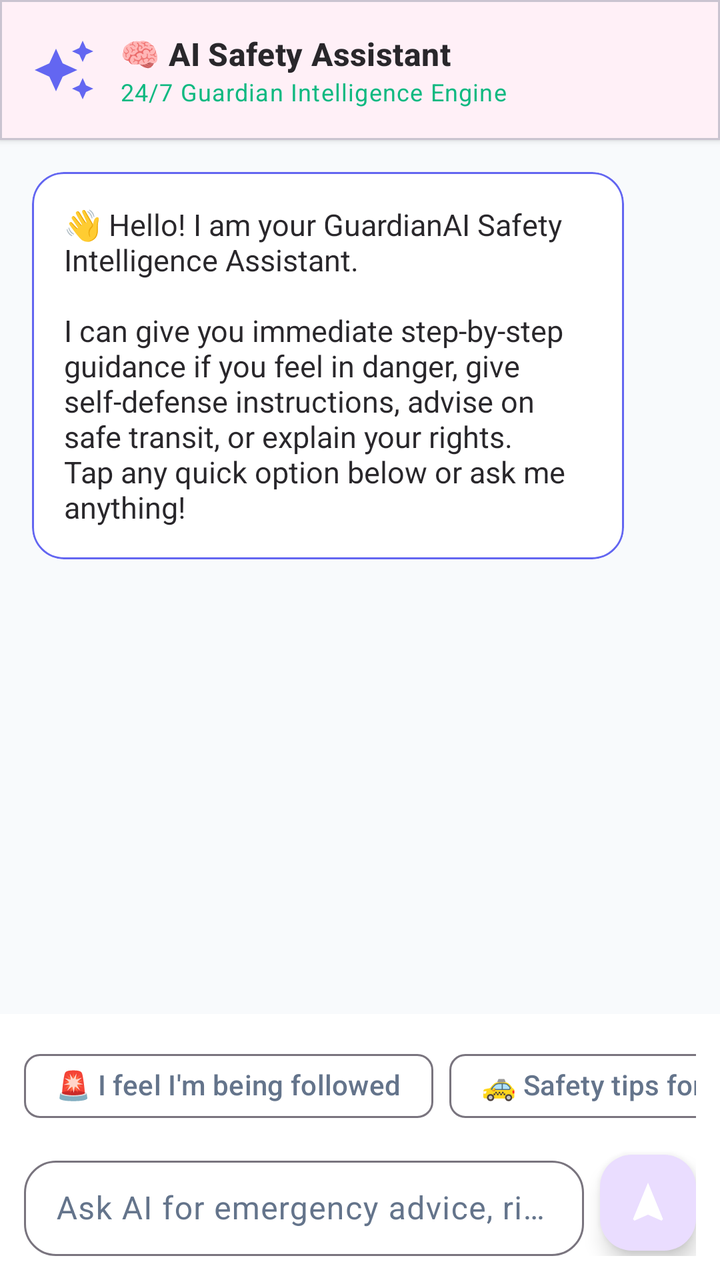
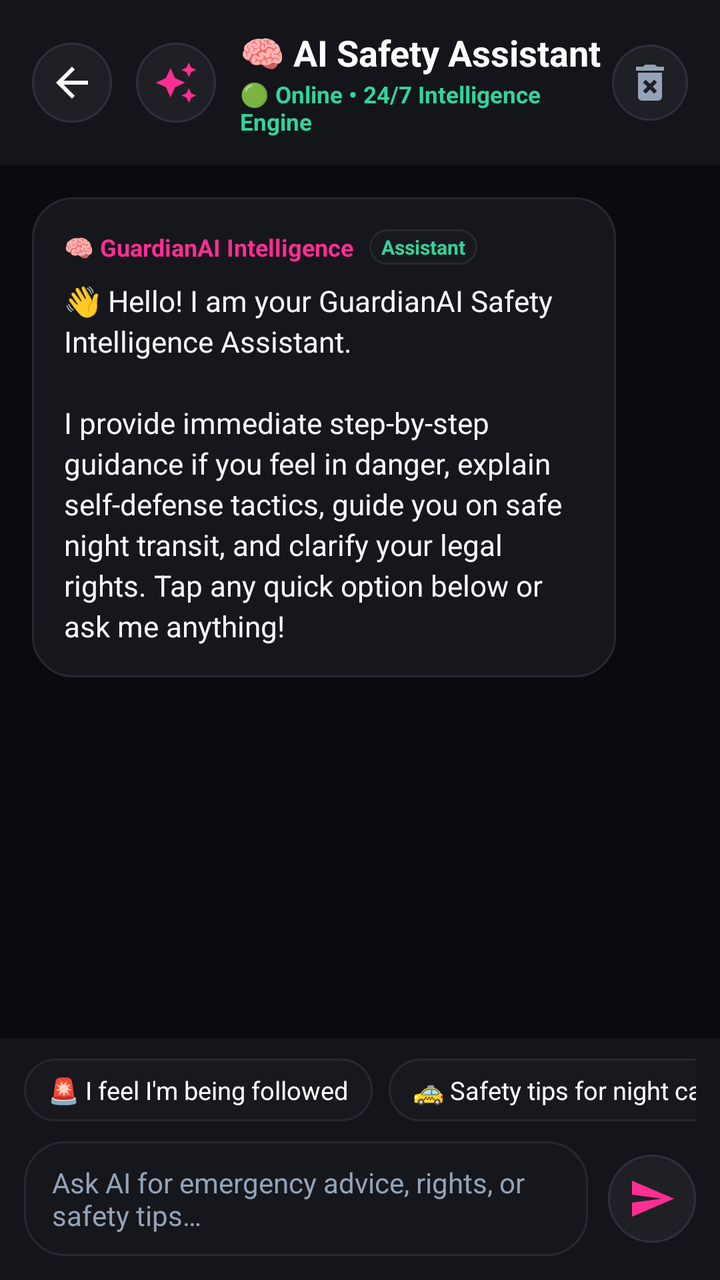

Screens rendered from an Android XML layout before and after an edit, with the pre-edit source and the edit as a unified diff.
<!-- AndroidManifest.xml: application theme Theme.SheGuard -->
<!-- res/layout/fragment_ai_assistant.xml -->
<?xml version="1.0" encoding="utf-8"?>
<RelativeLayout xmlns:android="http://schemas.android.com/apk/res/android"
    xmlns:app="http://schemas.android.com/apk/res-auto"
    android:layout_width="match_parent"
    android:layout_height="match_parent"
    android:background="@color/surface_background">

    
    <com.google.android.material.card.MaterialCardView
        android:id="@+id/card_ai_header"
        android:layout_width="match_parent"
        android:layout_height="wrap_content"
        android:layout_alignParentTop="true"
        app:cardBackgroundColor="@color/surface_card"
        app:cardCornerRadius="0dp"
        app:cardElevation="2dp">

        <LinearLayout
            android:layout_width="match_parent"
            android:layout_height="wrap_content"
            android:gravity="center_vertical"
            android:orientation="horizontal"
            android:padding="16dp">

            <ImageView
                android:layout_width="32dp"
                android:layout_height="32dp"
                android:src="@drawable/ic_ai_assistant"
                app:tint="#6366F1" />

            <LinearLayout
                android:layout_width="0dp"
                android:layout_height="wrap_content"
                android:layout_marginStart="12dp"
                android:layout_weight="1"
                android:orientation="vertical">

                <TextView
                    style="@style/TextAppearance.Material3.TitleMedium"
                    android:layout_width="wrap_content"
                    android:layout_height="wrap_content"
                    android:text="@string/ai_assistant_title"
                    android:textColor="@color/text_color_primary"
                    android:textStyle="bold" />

                <TextView
                    style="@style/TextAppearance.Material3.BodySmall"
                    android:layout_width="wrap_content"
                    android:layout_height="wrap_content"
                    android:text="24/7 Guardian Intelligence Engine"
                    android:textColor="#10B981" />
            </LinearLayout>

        </LinearLayout>
    </com.google.android.material.card.MaterialCardView>

    
    <androidx.core.widget.NestedScrollView
        android:id="@+id/scroll_ai_chat"
        android:layout_width="match_parent"
        android:layout_height="match_parent"
        android:layout_above="@id/layout_quick_and_input"
        android:layout_below="@id/card_ai_header"
        android:padding="16dp">

        <LinearLayout
            android:id="@+id/layout_messages_container"
            android:layout_width="match_parent"
            android:layout_height="wrap_content"
            android:orientation="vertical">

            
            <com.google.android.material.card.MaterialCardView
                android:layout_width="match_parent"
                android:layout_height="wrap_content"
                android:layout_marginEnd="32dp"
                android:layout_marginBottom="12dp"
                app:cardBackgroundColor="@color/surface_card"
                app:cardCornerRadius="16dp"
                app:strokeColor="#6366F1"
                app:strokeWidth="1dp">

                <TextView
                    android:layout_width="match_parent"
                    android:layout_height="wrap_content"
                    android:padding="16dp"
                    android:text="👋 Hello! I am your GuardianAI Safety Intelligence Assistant.\n\nI can give you immediate step-by-step guidance if you feel in danger, give self-defense instructions, advise on safe transit, or explain your rights. Tap any quick option below or ask me anything!"
                    android:textColor="@color/text_color_primary"
                    android:textSize="15sp" />
            </com.google.android.material.card.MaterialCardView>

        </LinearLayout>

    </androidx.core.widget.NestedScrollView>

    
    <LinearLayout
        android:id="@+id/layout_quick_and_input"
        android:layout_width="match_parent"
        android:layout_height="wrap_content"
        android:layout_alignParentBottom="true"
        android:background="@color/surface_card"
        android:orientation="vertical"
        android:padding="12dp">

        
        <HorizontalScrollView
            android:layout_width="match_parent"
            android:layout_height="wrap_content"
            android:layout_marginBottom="8dp"
            android:scrollbars="none">

            <com.google.android.material.chip.ChipGroup
                android:layout_width="wrap_content"
                android:layout_height="wrap_content"
                app:singleLine="true">

                <com.google.android.material.chip.Chip
                    android:id="@+id/chip_q1"
                    style="@style/Widget.Material3.Chip.Suggestion"
                    android:layout_width="wrap_content"
                    android:layout_height="wrap_content"
                    android:text="@string/ai_quick_q1" />

                <com.google.android.material.chip.Chip
                    android:id="@+id/chip_q2"
                    style="@style/Widget.Material3.Chip.Suggestion"
                    android:layout_width="wrap_content"
                    android:layout_height="wrap_content"
                    android:text="@string/ai_quick_q2" />

                <com.google.android.material.chip.Chip
                    android:id="@+id/chip_q3"
                    style="@style/Widget.Material3.Chip.Suggestion"
                    android:layout_width="wrap_content"
                    android:layout_height="wrap_content"
                    android:text="@string/ai_quick_q3" />

                <com.google.android.material.chip.Chip
                    android:id="@+id/chip_q4"
                    style="@style/Widget.Material3.Chip.Suggestion"
                    android:layout_width="wrap_content"
                    android:layout_height="wrap_content"
                    android:text="@string/ai_quick_q4" />

            </com.google.android.material.chip.ChipGroup>
        </HorizontalScrollView>

        
        <LinearLayout
            android:layout_width="match_parent"
            android:layout_height="wrap_content"
            android:gravity="center_vertical"
            android:orientation="horizontal">

            <com.google.android.material.textfield.TextInputLayout
                android:id="@+id/input_layout_ai"
                style="@style/Widget.Material3.TextInputLayout.OutlinedBox.Dense"
                android:layout_width="0dp"
                android:layout_height="wrap_content"
                android:layout_weight="1"
                android:hint="@string/ai_assistant_prompt_hint"
                app:boxCornerRadiusBottomEnd="16dp"
                app:boxCornerRadiusBottomStart="16dp"
                app:boxCornerRadiusTopEnd="16dp"
                app:boxCornerRadiusTopStart="16dp">

                <com.google.android.material.textfield.TextInputEditText
                    android:id="@+id/et_ai_prompt"
                    android:layout_width="match_parent"
                    android:layout_height="wrap_content"
                    android:maxLines="3" />
            </com.google.android.material.textfield.TextInputLayout>

            <com.google.android.material.floatingactionbutton.FloatingActionButton
                android:id="@+id/fab_send_ai"
                android:layout_width="wrap_content"
                android:layout_height="wrap_content"
                android:layout_marginStart="8dp"
                android:contentDescription="Send"
                android:src="@drawable/ic_navigation"
                app:fabCustomSize="48dp"
                app:tint="#FFFFFF" />

        </LinearLayout>

    </LinearLayout>

</RelativeLayout>
<!-- resources referenced by this layout -->
<resources>
  <color name="surface_background">#F8FAFC</color>
  <color name="surface_card">#FFFFFF</color>
  <!-- drawable ic_navigation (drawable) -->
  <vector xmlns:android="http://schemas.android.com/apk/res/android"
      android:width="24dp"
      android:height="24dp"
      android:viewportWidth="24"
      android:viewportHeight="24"
      android:tint="?attr/colorControlNormal">
      <path
          android:fillColor="@android:color/white"
          android:pathData="M12,2L4.5,20.29l0.71,0.71L12,18l6.79,3 0.71,-0.71z" />
  </vector>
  <string name="ai_assistant_prompt_hint">Ask AI for emergency advice, rights, or safety tips…</string>
  <string name="ai_assistant_title">🧠 AI Safety Assistant</string>
  <string name="ai_quick_q1">🚨 I feel I\'m being followed</string>
  <string name="ai_quick_q2">🚕 Safety tips for night cab</string>
  <string name="ai_quick_q3">🥋 Key self-defense moves</string>
  <string name="ai_quick_q4">⚖️ My legal rights in public</string>
  <style name="Theme.SheGuard" parent="Base.Theme.SheGuard" />
  <color name="accent_pink">#FF2E93</color>
  <color name="colorPrimaryDark">#D81173</color>
  <color name="colorPinkSubtle">#26FF2E93</color>
  <color name="textColorPrimary">#0F172A</color>
  <color name="color_surface_variant">#F1F5F9</color>
  <color name="textColorSecondary">#64748B</color>
  <style name="Widget.SheGuard.RadioButton.Pink" parent="Widget.MaterialComponents.CompoundButton.RadioButton">
          <item name="materialThemeOverlay">@style/ThemeOverlay.SheGuard.RadioButton.Pink</item>
      </style>
  <style name="Widget.SheGuard.Switch.Pink" parent="Widget.Material3.CompoundButton.MaterialSwitch">
          <item name="thumbTint">@color/accent_pink</item>
      </style>
  <style name="Widget.SheGuard.Checkbox.Pink" parent="Widget.Material3.CompoundButton.CheckBox">
          <item name="buttonTint">@color/accent_pink</item>
      </style>
  <style name="ThemeOverlay.SheGuard.RadioButton.Pink" parent="">
          <item name="colorOnSurface">@color/accent_pink</item>
          <item name="colorSecondary">@color/accent_pink</item>
      </style>
  <!-- unchanged entries left out for length: 2 -->
</resources>

<!-- the commit's change to res/layout/fragment_ai_assistant.xml (unified diff, before → after) -->
@@ -1,66 +1,95 @@
 <?xml version="1.0" encoding="utf-8"?>
-<RelativeLayout xmlns:android="http://schemas.android.com/apk/res/android"
+<LinearLayout xmlns:android="http://schemas.android.com/apk/res/android"
     xmlns:app="http://schemas.android.com/apk/res-auto"
+    xmlns:tools="http://schemas.android.com/tools"
+    android:id="@+id/layout_ai_assistant_root"
     android:layout_width="match_parent"
     android:layout_height="match_parent"
-    android:background="@color/surface_background">
+    android:background="#0A0B0E"
+    android:orientation="vertical"
+    android:fitsSystemWindows="true"
+    tools:context=".ui.fragment.AiAssistantFragment">
 
     
-    <com.google.android.material.card.MaterialCardView
+    <LinearLayout
         android:id="@+id/card_ai_header"
         android:layout_width="match_parent"
         android:layout_height="wrap_content"
-        android:layout_alignParentTop="true"
-        app:cardBackgroundColor="@color/surface_card"
-        app:cardCornerRadius="0dp"
-        app:cardElevation="2dp">
+        android:background="#13151B"
+        android:orientation="horizontal"
+        android:gravity="center_vertical"
+        android:paddingStart="16dp"
+        android:paddingEnd="16dp"
+        android:paddingTop="14dp"
+        android:paddingBottom="14dp">
+
+        <ImageButton
+            android:id="@+id/btn_back"
+            android:layout_width="40dp"
+            android:layout_height="40dp"
+            android:background="@drawable/bg_circle_info"
+            android:src="@drawable/ic_arrow_back"
+            app:tint="#FFFFFF"
+            android:contentDescription="Back" />
+
+        <FrameLayout
+            android:layout_width="40dp"
+            android:layout_height="40dp"
+            android:layout_marginStart="12dp"
+            android:background="@drawable/bg_circle_info">
+
+            <ImageView
+                android:layout_width="22dp"
+                android:layout_height="22dp"
+                android:layout_gravity="center"
+                android:src="@drawable/ic_ai_assistant"
+                app:tint="?attr/themeAccent"
+                android:contentDescription="AI Assistant" />
+        </FrameLayout>
 
         <LinearLayout
-            android:layout_width="match_parent"
-            android:layout_height="wrap_content"
-            android:gravity="center_vertical"
-            android:orientation="horizontal"
-            android:padding="16dp">
-
-            <ImageView
-                android:layout_width="32dp"
-                android:layout_height="32dp"
-                android:src="@drawable/ic_ai_assistant"
-                app:tint="#6366F1" />
-
-            <LinearLayout
-                android:layout_width="0dp"
-                android:layout_height="wrap_content"
-                android:layout_marginStart="12dp"
-                android:layout_weight="1"
-                android:orientation="vertical">
-
-                <TextView
-                    style="@style/TextAppearance.Material3.TitleMedium"
-                    android:layout_width="wrap_content"
-                    android:layout_height="wrap_content"
-                    android:text="@string/ai_assistant_title"
-                    android:textColor="@color/text_color_primary"
-                    android:textStyle="bold" />
-
-                <TextView
-                    style="@style/TextAppearance.Material3.BodySmall"
-                    android:layout_width="wrap_content"
-                    android:layout_height="wrap_content"
-                    android:text="24/7 Guardian Intelligence Engine"
-                    android:textColor="#10B981" />
-            </LinearLayout>
-
+            android:layout_width="0dp"
+            android:layout_height="wrap_content"
+            android:layout_marginStart="12dp"
+            android:layout_weight="1"
+            android:orientation="vertical">
+
+            <TextView
+                android:layout_width="wrap_content"
+                android:layout_height="wrap_content"
+                android:text="@string/ai_assistant_title"
+                android:textColor="#FFFFFF"
+                android:textSize="18sp"
+                android:textStyle="bold" />
+
+            <TextView
+                android:layout_width="wrap_content"
+                android:layout_height="wrap_content"
+                android:layout_marginTop="1dp"
+                android:text="🟢 Online • 24/7 Intelligence Engine"
+                android:textColor="#34D399"
+                android:textSize="11.5sp"
+                android:textStyle="bold" />
         </LinearLayout>
-    </com.google.android.material.card.MaterialCardView>
+
+        <ImageButton
+            android:id="@+id/btn_clear_chat"
+            android:layout_width="38dp"
+            android:layout_height="38dp"
+            android:background="@drawable/bg_circle_info"
+            android:src="@drawable/ic_remove"
+            app:tint="#94A3B8"
+            android:contentDescription="Clear Conversation" />
+    </LinearLayout>
 
     
     <androidx.core.widget.NestedScrollView
         android:id="@+id/scroll_ai_chat"
         android:layout_width="match_parent"
-        android:layout_height="match_parent"
-        android:layout_above="@id/layout_quick_and_input"
-        android:layout_below="@id/card_ai_header"
+        android:layout_height="0dp"
+        android:layout_weight="1"
+        android:fillViewport="true"
+        android:overScrollMode="never"
         android:padding="16dp">
 
         <LinearLayout
@@ -70,27 +99,58 @@
             android:orientation="vertical">
 
             
-            <com.google.android.material.card.MaterialCardView
+            <LinearLayout
+                android:id="@+id/card_initial_greeting"
                 android:layout_width="match_parent"
                 android:layout_height="wrap_content"
-                android:layout_marginEnd="32dp"
-                android:layout_marginBottom="12dp"
-                app:cardBackgroundColor="@color/surface_card"
-                app:cardCornerRadius="16dp"
-                app:strokeColor="#6366F1"
-                app:strokeWidth="1dp">
-
-                <TextView
+                android:layout_marginEnd="36dp"
+                android:layout_marginBottom="14dp"
+                android:background="@drawable/bg_card_safety_dark"
+                android:orientation="vertical"
+                android:padding="16dp">
+
+                
+                <LinearLayout
+                    android:layout_width="wrap_content"
+                    android:layout_height="wrap_content"
+                    android:orientation="horizontal"
+                    android:gravity="center_vertical"
+                    android:layout_marginBottom="8dp">
+
+                    <TextView
+                        android:layout_width="wrap_content"
+                        android:layout_height="wrap_content"
+                        android:text="🧠 GuardianAI Intelligence"
+                        android:textColor="?attr/themeAccent"
+                        android:textSize="12sp"
+                        android:textStyle="bold" />
+
+                    <TextView
+                        android:layout_width="wrap_content"
+                        android:layout_height="wrap_content"
+                        android:layout_marginStart="8dp"
+                        android:background="@drawable/bg_monogram_badge"
+                        android:paddingStart="6dp"
+                        android:paddingEnd="6dp"
+                        android:paddingTop="2dp"
+                        android:paddingBottom="2dp"
+                        android:text="Assistant"
+                        android:textColor="#34D399"
+                        android:textSize="10sp"
+                        android:textStyle="bold" />
+                </LinearLayout>
+
+                <TextView
+                    android:id="@+id/tv_greeting_text"
                     android:layout_width="match_parent"
                     android:layout_height="wrap_content"
-                    android:padding="16dp"
-                    android:text="👋 Hello! I am your GuardianAI Safety Intelligence Assistant.\n\nI can give you immediate step-by-step guidance if you feel in danger, give self-defense instructions, advise on safe transit, or explain your rights. Tap any quick option below or ask me anything!"
-                    android:textColor="@color/text_color_primary"
-                    android:textSize="15sp" />
-            </com.google.android.material.card.MaterialCardView>
+                    android:text="👋 Hello! I am your GuardianAI Safety Intelligence Assistant.\n\nI provide immediate step-by-step guidance if you feel in danger, explain self-defense tactics, guide you on safe night transit, and clarify your legal rights. Tap any quick option below or ask me anything!"
+                    android:textColor="#F8FAFC"
+                    android:textSize="14.5sp"
+                    android:lineSpacingExtra="3dp" />
+            </LinearLayout>
 
         </LinearLayout>
-
     </androidx.core.widget.NestedScrollView>
 
     
@@ -98,52 +158,89 @@
         android:id="@+id/layout_quick_and_input"
         android:layout_width="match_parent"
         android:layout_height="wrap_content"
-        android:layout_alignParentBottom="true"
-        android:background="@color/surface_card"
+        android:background="#13151B"
         android:orientation="vertical"
-        android:padding="12dp">
+        android:paddingTop="10dp"
+        android:paddingBottom="12dp"
+        android:paddingStart="12dp"
+        android:paddingEnd="12dp">
 
         
         <HorizontalScrollView
             android:layout_width="match_parent"
             android:layout_height="wrap_content"
-            android:layout_marginBottom="8dp"
-            android:scrollbars="none">
-
-            <com.google.android.material.chip.ChipGroup
+            android:layout_marginBottom="10dp"
+            android:scrollbars="none"
+            android:overScrollMode="never">
+
+            <LinearLayout
                 android:layout_width="wrap_content"
                 android:layout_height="wrap_content"
-                app:singleLine="true">
-
-                <com.google.android.material.chip.Chip
+                android:orientation="horizontal">
+
+                <TextView
                     android:id="@+id/chip_q1"
-                    style="@style/Widget.Material3.Chip.Suggestion"
-                    android:layout_width="wrap_content"
-                    android:layout_height="wrap_content"
-                    android:text="@string/ai_quick_q1" />
-
-                <com.google.android.material.chip.Chip
+                    android:layout_width="wrap_content"
+                    android:layout_height="wrap_content"
+                    android:background="@drawable/bg_monogram_badge"
+                    android:paddingStart="12dp"
+                    android:paddingEnd="12dp"
+                    android:paddingTop="7dp"
+                    android:paddingBottom="7dp"
+                    android:text="🚨 I feel I'm being followed"
+                    android:textColor="#FFFFFF"
+                    android:textSize="12.5sp"
+                    android:clickable="true"
+                    android:focusable="true" />
+
+                <TextView
                     android:id="@+id/chip_q2"
-                    style="@style/Widget.Material3.Chip.Suggestion"
-                    android:layout_width="wrap_content"
-                    android:layout_height="wrap_content"
-                    android:text="@string/ai_quick_q2" />
-
-                <com.google.android.material.chip.Chip
+                    android:layout_width="wrap_content"
+                    android:layout_height="wrap_content"
+                    android:layout_marginStart="8dp"
+                    android:background="@drawable/bg_monogram_badge"
+                    android:paddingStart="12dp"
+                    android:paddingEnd="12dp"
+                    android:paddingTop="7dp"
+                    android:paddingBottom="7dp"
+                    android:text="🚕 Safety tips for night cab"
+                    android:textColor="#FFFFFF"
+                    android:textSize="12.5sp"
+                    android:clickable="true"
+                    android:focusable="true" />
+
+                <TextView
                     android:id="@+id/chip_q3"
-                    style="@style/Widget.Material3.Chip.Suggestion"
-                    android:layout_width="wrap_content"
-                    android:layout_height="wrap_content"
-                    android:text="@string/ai_quick_q3" />
-
-                <com.google.android.material.chip.Chip
+                    android:layout_width="wrap_content"
+                    android:layout_height="wrap_content"
+                    android:layout_marginStart="8dp"
+                    android:background="@drawable/bg_monogram_badge"
+                    android:paddingStart="12dp"
+                    android:paddingEnd="12dp"
+                    android:paddingTop="7dp"
+                    android:paddingBottom="7dp"
+                    android:text="🥋 Key self-defense moves"
+                    android:textColor="#FFFFFF"
+                    android:textSize="12.5sp"
+                    android:clickable="true"
+                    android:focusable="true" />
+
+                <TextView
                     android:id="@+id/chip_q4"
-                    style="@style/Widget.Material3.Chip.Suggestion"
-                    android:layout_width="wrap_content"
-                    android:layout_height="wrap_content"
-                    android:text="@string/ai_quick_q4" />
-
-            </com.google.android.material.chip.ChipGroup>
+                    android:layout_width="wrap_content"
+                    android:layout_height="wrap_content"
+                    android:layout_marginStart="8dp"
+                    android:background="@drawable/bg_monogram_badge"
+                    android:paddingStart="12dp"
+                    android:paddingEnd="12dp"
+                    android:paddingTop="7dp"
+                    android:paddingBottom="7dp"
+                    android:text="⚖️ My legal rights in public"
+                    android:textColor="#FFFFFF"
+                    android:textSize="12.5sp"
+                    android:clickable="true"
+                    android:focusable="true" />
+            </LinearLayout>
         </HorizontalScrollView>
 
         
@@ -153,37 +250,34 @@
             android:gravity="center_vertical"
             android:orientation="horizontal">
 
-            <com.google.android.material.textfield.TextInputLayout
-                android:id="@+id/input_layout_ai"
-                style="@style/Widget.Material3.TextInputLayout.OutlinedBox.Dense"
+            <EditText
+                android:id="@+id/et_ai_prompt"
                 android:layout_width="0dp"
                 android:layout_height="wrap_content"
                 android:layout_weight="1"
+                android:background="@drawable/bg_card_safety_dark"
                 android:hint="@string/ai_assistant_prompt_hint"
-                app:boxCornerRadiusBottomEnd="16dp"
-                app:boxCornerRadiusBottomStart="16dp"
-                app:boxCornerRadiusTopEnd="16dp"
-                app:boxCornerRadiusTopStart="16dp">
-
-                <com.google.android.material.textfield.TextInputEditText
-                    android:id="@+id/et_ai_prompt"
-                    android:layout_width="match_parent"
-                    android:layout_height="wrap_content"
-                    android:maxLines="3" />
-            </com.google.android.material.textfield.TextInputLayout>
-
-            <com.google.android.material.floatingactionbutton.FloatingActionButton
+                android:textColor="#FFFFFF"
+                android:textColorHint="#94A3B8"
+                android:textSize="14sp"
+                android:paddingStart="14dp"
+                android:paddingEnd="14dp"
+                android:paddingTop="11dp"
+                android:paddingBottom="11dp"
+                android:maxLines="3"
+                android:inputType="textCapSentences|textMultiLine" />
+
+            <ImageButton
                 android:id="@+id/fab_send_ai"
-                android:layout_width="wrap_content"
-                android:layout_height="wrap_content"
-                android:layout_marginStart="8dp"
-                android:contentDescription="Send"
-                android:src="@drawable/ic_navigation"
-                app:fabCustomSize="48dp"
-                app:tint="#FFFFFF" />
+                android:layout_width="44dp"
+                android:layout_height="44dp"
+                android:layout_marginStart="10dp"
+                android:background="@drawable/bg_circle_info"
+                android:src="@drawable/ic_send"
+                app:tint="?attr/themeAccent"
+                android:contentDescription="Send" />
 
         </LinearLayout>
-
     </LinearLayout>
 
-</RelativeLayout>
+</LinearLayout>
<!-- resource entries referenced after the edit -->
@@ -1,24 +1,75 @@
 <!-- resources referenced by this layout -->
 <resources>
-  <color name="surface_background">#F8FAFC</color>
-  <color name="surface_card">#FFFFFF</color>
-  <!-- drawable ic_navigation (drawable) -->
+  <!-- drawable bg_card_safety_dark (drawable) -->
+  <?xml version="1.0" encoding="utf-8"?>
+  <shape xmlns:android="http://schemas.android.com/apk/res/android"
+      android:shape="rectangle">
+      <solid android:color="#16171C" />
+      <corners android:radius="20dp" />
+      <stroke
+          android:width="1dp"
+          android:color="#262833" />
+  </shape>
+  <!-- drawable bg_circle_info (drawable) -->
+  <?xml version="1.0" encoding="utf-8"?>
+  <shape xmlns:android="http://schemas.android.com/apk/res/android"
+      android:shape="oval">
+      <solid android:color="#1F2026" />
+      <size
+          android:width="40dp"
+          android:height="40dp" />
+      <stroke
+          android:width="1dp"
+          android:color="#2D303E" />
+  </shape>
+  <!-- drawable bg_monogram_badge (drawable) -->
+  <?xml version="1.0" encoding="utf-8"?>
+  <shape xmlns:android="http://schemas.android.com/apk/res/android"
+      android:shape="rectangle">
+      <solid android:color="#18191E" />
+      <corners android:radius="18dp" />
+      <stroke
+          android:width="1dp"
+          android:color="#272832" />
+  </shape>
+  <!-- drawable ic_arrow_back (drawable) -->
+  <vector xmlns:android="http://schemas.android.com/apk/res/android"
+      android:width="24dp"
+      android:height="24dp"
+      android:autoMirrored="true"
+      android:tint="#FFFFFF"
+      android:viewportWidth="24"
+      android:viewportHeight="24">
+      <path
+          android:fillColor="@android:color/white"
+          android:pathData="M20,11H7.83l5.59,-5.59L12,4l-8,8 8,8 1.41,-1.41L7.83,13H20v-2z" />
+  </vector>
+  <!-- drawable ic_remove (drawable) -->
+  <vector xmlns:android="http://schemas.android.com/apk/res/android"
+      android:width="24dp"
+      android:height="24dp"
+      android:tint="#000000"
+      android:viewportWidth="24"
+      android:viewportHeight="24">
+      <path
+          android:fillColor="@android:color/white"
+          android:pathData="M6,19c0,1.1 0.9,2 2,2h8c1.1,0 2,-0.9 2,-2L18,7L6,7v12zM8.46,11.88l1.41,-1.41L12,12.59l2.12,-2.12 1.41,1.41L13.41,14l2.12,2.12 -1.41,1.41L12,15.41l-2.12,2.12 -1.41,-1.41L10.59,14l-2.13,-2.12zM15.5,4l-1,-1h-5l-1,1L5,4v2h14L19,4z" />
+  </vector>
+  <!-- drawable ic_send (drawable) -->
   <vector xmlns:android="http://schemas.android.com/apk/res/android"
       android:width="24dp"
       android:height="24dp"
       android:viewportWidth="24"
       android:viewportHeight="24"
       android:tint="?attr/colorControlNormal">
-      <path
-          android:fillColor="@android:color/white"
-          android:pathData="M12,2L4.5,20.29l0.71,0.71L12,18l6.79,3 0.71,-0.71z" />
+    <path
+        android:fillColor="@android:color/white"
+        android:pathData="M2.01,21L23,12 2.01,3 2,10l15,2 -15,2z"/>
   </vector>
+  <color name="surface_background">#F8FAFC</color>
+  <color name="surface_card">#FFFFFF</color>
   <string name="ai_assistant_prompt_hint">Ask AI for emergency advice, rights, or safety tips…</string>
   <string name="ai_assistant_title">🧠 AI Safety Assistant</string>
-  <string name="ai_quick_q1">🚨 I feel I\'m being followed</string>
-  <string name="ai_quick_q2">🚕 Safety tips for night cab</string>
-  <string name="ai_quick_q3">🥋 Key self-defense moves</string>
-  <string name="ai_quick_q4">⚖️ My legal rights in public</string>
   <style name="Theme.SheGuard" parent="Base.Theme.SheGuard" />
   <color name="accent_pink">#FF2E93</color>
   <color name="colorPrimaryDark">#D81173</color>
